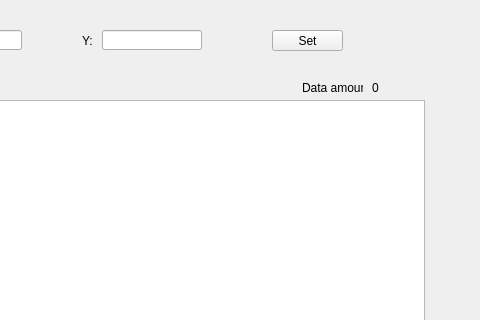
The window that MainWindow.ui (dlgs5100/Voronoi-diagram_Divide-and-conquer) describes before a commit, drawn with Qt 5; both pictures show x 228 to 708 and y 0 to 320 of the 708 by 827 pixel window.
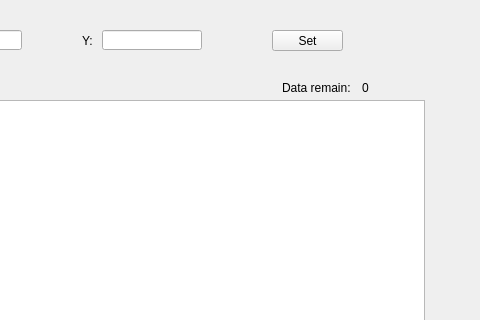
The same window after the commit.

Commit message: First stage finish

Diff of the .ui file:
```diff
--- a/MainWindow.ui
+++ b/MainWindow.ui
@@ -203,22 +203,22 @@
    <widget class="QLabel" name="labelDataAmount">
     <property name="geometry">
      <rect>
-      <x>530</x>
+      <x>510</x>
       <y>80</y>
-      <width>61</width>
+      <width>81</width>
       <height>16</height>
      </rect>
     </property>
     <property name="text">
-     <string>Data amount:</string>
+     <string>Data remain:</string>
     </property>
    </widget>
    <widget class="QLabel" name="labelAutoAmount">
     <property name="geometry">
      <rect>
-      <x>600</x>
+      <x>590</x>
       <y>80</y>
-      <width>31</width>
+      <width>21</width>
       <height>16</height>
      </rect>
     </property>
```
Left out of the diff: 2 changed lines with no effect on the pictures. The commit also changes 2 other files.
